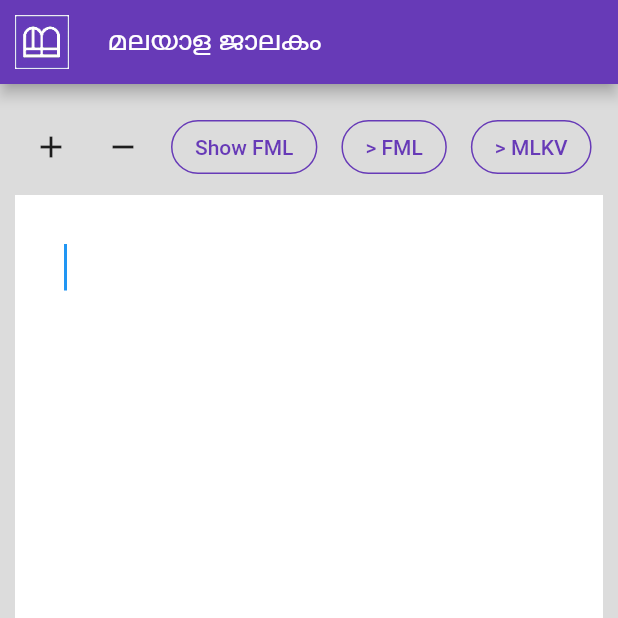
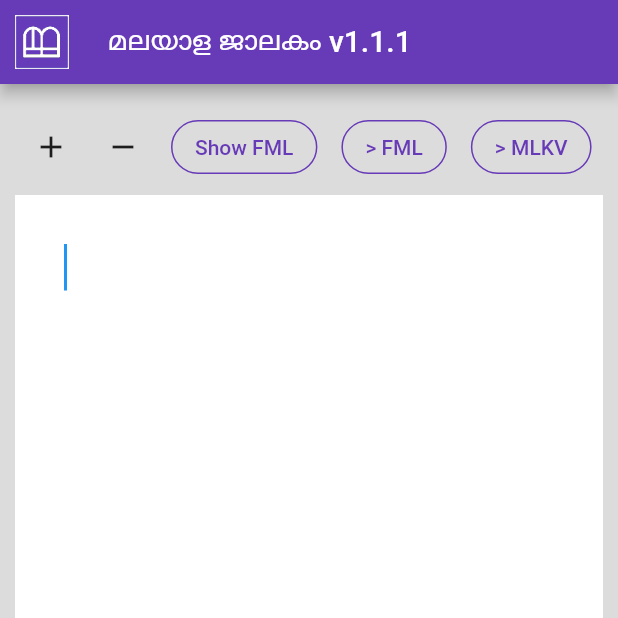
Before and after one commit to ameenvga/malayalajalakam, a Flutter app: the screen it shows after launch, on a phone screen of 412 x 824 dp, the top half of it. Run offline on Flutter 3.47's test engine with Material 2 defaults, Android fonts, the phone set to English and light mode, and no system bars; our stand-ins replace logger, shared_preferences.

Commit message:
Version number added to title

```diff
--- a/lib/screens/home_page.dart
+++ b/lib/screens/home_page.dart
@@ -26,7 +26,7 @@ class _HomePageState extends State<HomePage> {
         'assets/images/appicon_purple.jpg',
         scale: 2,
       ),
-      title: Text('മലയാള ജാലകം‌'),
+      title: Text('മലയാള ജാലകം‌ v1.1.1'),
       actions: [],
     );
 
```
